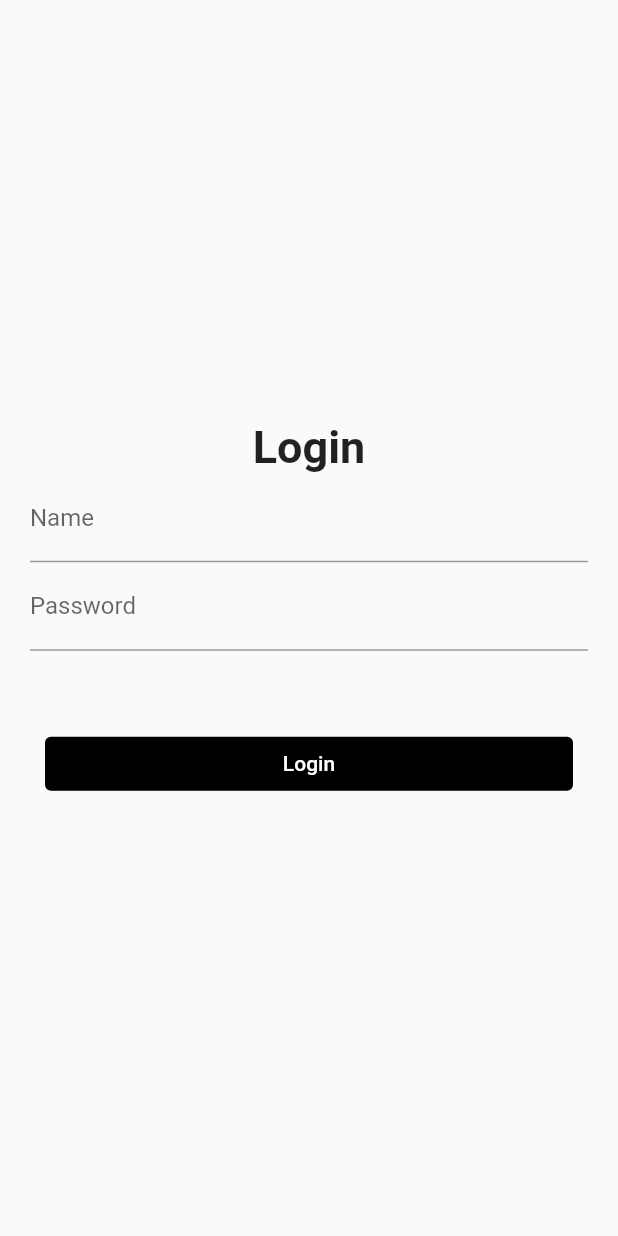
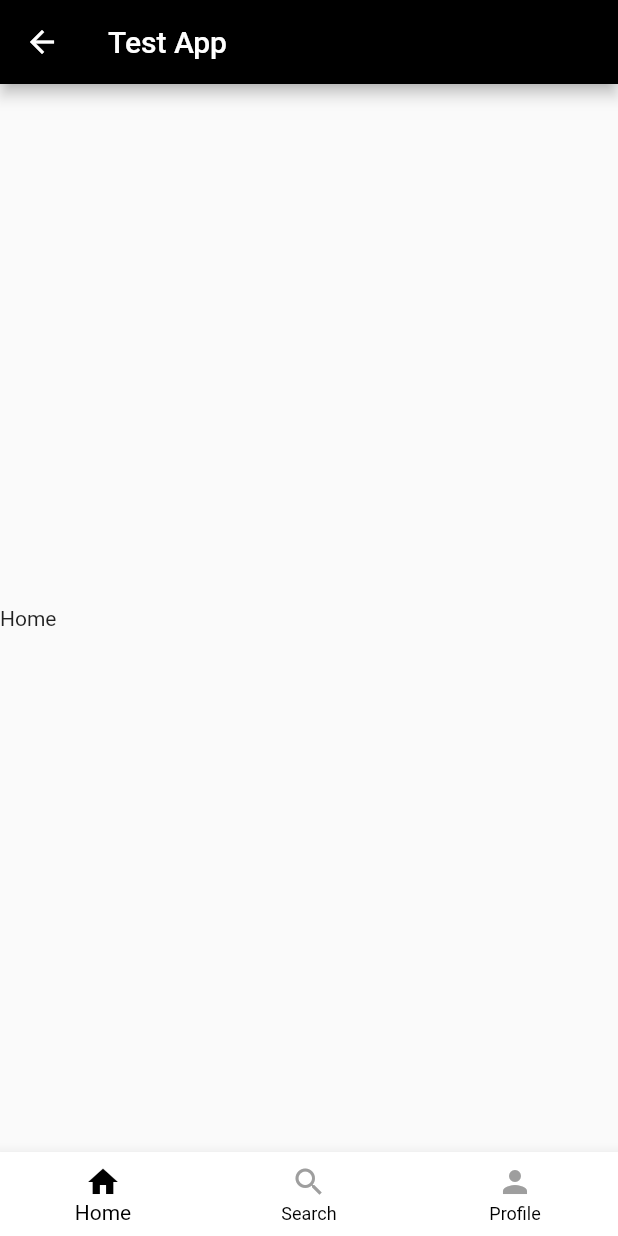
Before and after one commit to arunjewel/flutter_test_ga, a Flutter app: the LoginPage screen opened directly, after a tap on "Login", on a phone screen of 412 x 824 dp. Run offline on Flutter 3.47's test engine with Material 2 defaults, Android fonts, the phone set to English and light mode, and no system bars; our stand-ins replace image_picker, shared_preferences; accounts and stored records are empty.

Commit message:
profile section

```diff
--- a/lib/controller/login/login_controller.dart
+++ b/lib/controller/login/login_controller.dart
@@ -1,6 +1,25 @@
 import 'package:flutter/material.dart';
+import 'package:shared_preferences/shared_preferences.dart';
 
 class LoginController extends ChangeNotifier {
   TextEditingController nameController = TextEditingController();
   TextEditingController passwordController = TextEditingController();
+
+  String userName="";
+  String password="";
+  Future <void> getUserData()async {
+    final prefs = await SharedPreferences.getInstance();
+    userName = prefs.getString('username')??"";
+    password = prefs.getString('password')??"";
+  }
+  Future <bool> checkLogin()async{
+    final prefs = await SharedPreferences.getInstance();
+    if(userName==nameController.text&& passwordController.text==password){
+      await prefs.setBool('loginStatus', true);
+      return true;
+    }
+    else{
+      return false;
+    }
+  }
 }
--- /dev/null
+++ b/lib/controller/login/profile_controller.dart
@@ -0,0 +1,14 @@
+import 'package:flutter/cupertino.dart';
+import 'package:shared_preferences/shared_preferences.dart';
+
+class ProfileController extends ChangeNotifier{
+  String userName="";
+  Future <void> getUserData()async {
+    final prefs = await SharedPreferences.getInstance();
+    userName = prefs.getString('username')??"";
+  }
+  Future <void> logOut()async {
+    final prefs = await SharedPreferences.getInstance();
+    await prefs.setBool('loginStatus',false);
+  }
+}
--- a/lib/main.dart
+++ b/lib/main.dart
@@ -1,12 +1,15 @@
 import 'package:flutter/material.dart';
 import 'package:provider/provider.dart';
+import 'package:shared_preferences/shared_preferences.dart';
 
 import 'controller/login/login_controller.dart';
+import 'controller/login/profile_controller.dart';
 import 'controller/login/signup_controller.dart';
 import 'ui/screens/login/screens/signup_page.dart';
 
 void main() {
   Provider.debugCheckInvalidValueType = null;
+  SharedPreferences.setMockInitialValues({});
   runApp(const MyApp());
 }
 
@@ -24,6 +27,9 @@ class MyApp extends StatelessWidget {
           ChangeNotifierProvider(
             create: (context) => LoginController(),
           ),
+          ChangeNotifierProvider(
+            create: (context) => ProfileController(),
+          ),
 
         ],
         child: MaterialApp(
--- /dev/null
+++ b/lib/ui/screens/home_page/screens/home_page.dart
@@ -0,0 +1,20 @@
+import 'package:flutter/material.dart';
+
+class HomePage extends StatelessWidget {
+  const HomePage({Key? key}) : super(key: key);
+
+  @override
+  Widget build(BuildContext context) {
+    return Scaffold(
+      body: SafeArea(
+        child: Container(
+          child: Column(
+            crossAxisAlignment: CrossAxisAlignment.center,
+            mainAxisAlignment: MainAxisAlignment.center,
+            children: [Text("Home")],
+          ),
+        ),
+      ),
+    );
+  }
+}
--- a/lib/ui/screens/login/screens/login_page.dart
+++ b/lib/ui/screens/login/screens/login_page.dart
@@ -1,49 +1,91 @@
 import 'package:flutter/material.dart';
 import 'package:flutter_test_ga/controller/login/login_controller.dart';
+import 'package:flutter_test_ga/ui/screens/login/screens/signup_page.dart';
+import 'package:flutter_test_ga/ui/screens/main_page/screens/main_page.dart';
 import 'package:provider/provider.dart';
 
 import '../../../widgets/text_button_widget.dart';
 import '../../../widgets/text_form_field_widget.dart';
+
 class LoginPage extends StatelessWidget {
   const LoginPage({Key? key}) : super(key: key);
 
   @override
   Widget build(BuildContext context) {
-    return Consumer<LoginController>(
-      builder: (_,model,__) {
+    context.read<LoginController>().getUserData();
+    return Consumer<LoginController>(builder: (_, model, __) {
       return Scaffold(
-          body: SafeArea(child: Container(
+        body: SafeArea(
+          child: Container(
             margin: const EdgeInsets.all(20),
-            child:Column(
+            child: Column(
               mainAxisAlignment: MainAxisAlignment.center,
               children: [
-
                 const Text(
                   "Login",
                   style: TextStyle(fontSize: 30, fontWeight: FontWeight.bold),
                 ),
-                Form(child:  Column(children: [
+                Form(
+                  child: Column(
+                    children: [
                       TextFormFieldWidget(
                         controller: model.nameController,
                         labelText: "Name",
                       ),
                       TextFormFieldWidget(
-                    controller: model.nameController,
+                        controller: model.passwordController,
                         labelText: "Password",
                       ),
                       SizedBox(
                         height: MediaQuery.of(context).size.height * 0.05,
                       ),
                       TextButtonWidget(
-                    onTap: () {},
+                        onTap: () {
+                          model.checkLogin().then((value) => value
+                              ? Navigator.push(
+                                  context,
+                                  MaterialPageRoute(
+                                      builder: (context) => MainPage()),
+                                )
+                              : showDialog(
+                                  context: context,
+                                  builder: (_) => const AlertDialog(
+                                        title: Text('Something went wrong'),
+                                        content: Text('Invalid Username or password'),
+                                      )));
+                        },
                         labelText: "Login",
                       ),
-                ],),),
+                      SizedBox(
+                        height: MediaQuery.of(context).size.height * 0.05,
+                      ),
+                      Row(
+                        children: [
+                          const Text("New User ?"),
+                          GestureDetector(
+                              onTap: () {
+                                Navigator.push(
+                                  context,
+                                  MaterialPageRoute(
+                                      builder: (context) => SignUpPage()),
+                                );
+                              },
+                              child: Container(
+                                  padding: const EdgeInsets.only(left: 10),
+                                  child: const Text(
+                                    "Register Here",
+                                    style: TextStyle(color: Colors.blue),
+                                  )))
+                        ],
+                      )
                     ],
                   ),
-          ),),
+                ),
+              ],
+            ),
+          ),
+        ),
       );
-      }
-    );
+    });
   }
 }
--- /dev/null
+++ b/lib/ui/screens/main_page/screens/main_page.dart
@@ -0,0 +1,33 @@
+import 'package:flutter/material.dart';
+import 'package:flutter_test_ga/core/constants.dart';
+
+import '../../../widgets/bottom_nav_bar.dart';
+import '../../home_page/screens/home_page.dart';
+import '../../home_page/screens/profile_page.dart';
+
+class MainPage extends StatelessWidget {
+  MainPage({Key? key}) : super(key: key);
+  final _pages = [
+    HomePage(),
+    HomePage(),
+    ProfilePage(),
+  ];
+
+  @override
+  Widget build(BuildContext context) {
+    return Scaffold(
+      appBar:  AppBar(
+        backgroundColor: kMainThemeColor,
+            title: const Text("Test App"),
+          ),
+      body: SafeArea(
+        child: ValueListenableBuilder(
+            valueListenable: indexChangeNotifier,
+            builder: (context, int newIndex, _) {
+              return _pages[newIndex];
+            }),
+      ),
+      bottomNavigationBar: BottomNavBar(),
+    );
+  }
+}
--- /dev/null
+++ b/lib/ui/widgets/bottom_nav_bar.dart
@@ -0,0 +1,35 @@
+import 'package:flutter/material.dart';
+import 'package:flutter_test_ga/core/constants.dart';
+
+ValueNotifier<int> indexChangeNotifier = ValueNotifier(0);
+
+class BottomNavBar extends StatelessWidget {
+  const BottomNavBar({Key? key}) : super(key: key);
+
+  @override
+  Widget build(BuildContext context) {
+    return ValueListenableBuilder(
+        valueListenable: indexChangeNotifier,
+        builder: (context, int newIndex, _) {
+          return BottomNavigationBar(
+              currentIndex: newIndex,
+              onTap: (index) {
+                indexChangeNotifier.value = index;
+              },
+              backgroundColor: kSubThemeColor,
+              selectedItemColor: kMainThemeColor,
+              unselectedItemColor: kMainThemeColor,
+              selectedIconTheme: IconThemeData(
+                color: kMainThemeColor,
+              ),
+              unselectedIconTheme: const IconThemeData(color: Colors.grey),
+              items: const [
+                BottomNavigationBarItem(icon: Icon(Icons.home), label: "Home"),
+                BottomNavigationBarItem(
+                    icon: Icon(Icons.search), label: "Search"),
+                BottomNavigationBarItem(
+                    icon: Icon(Icons.person), label: "Profile"),
+              ]);
+        });
+  }
+}
--- a/lib/ui/widgets/text_button_widget.dart
+++ b/lib/ui/widgets/text_button_widget.dart
@@ -18,7 +18,7 @@ class TextButtonWidget extends StatelessWidget {
           style: ButtonStyle(
               backgroundColor: MaterialStateProperty.all(kMainThemeColor),
               padding: MaterialStateProperty.all(const EdgeInsets.all(10))),
-          onPressed: () => onTap,
+          onPressed: () => onTap(),
           child: Text(
             labelText,
             style: const TextStyle(color: kSubThemeColor),
--- a/pubspec.yaml
+++ b/pubspec.yaml
@@ -22,6 +22,7 @@ dependencies:
   provider: ^6.0.2
   image_picker: ^0.8.4+11
   path_provider: ^2.0.9
+  shared_preferences: ^2.0.13
 
 dev_dependencies:
   flutter_test:
```
Also changed, not shown: lib/controller/login/signup_controller.dart (+8 -11 lines), lib/ui/screens/home_page/screens/profile_page.dart (added, +42 -0 lines), lib/ui/screens/login/screens/signup_page.dart (+9 -2 lines), pubspec.lock. Lines whose indentation alone changed are shown as unchanged.
